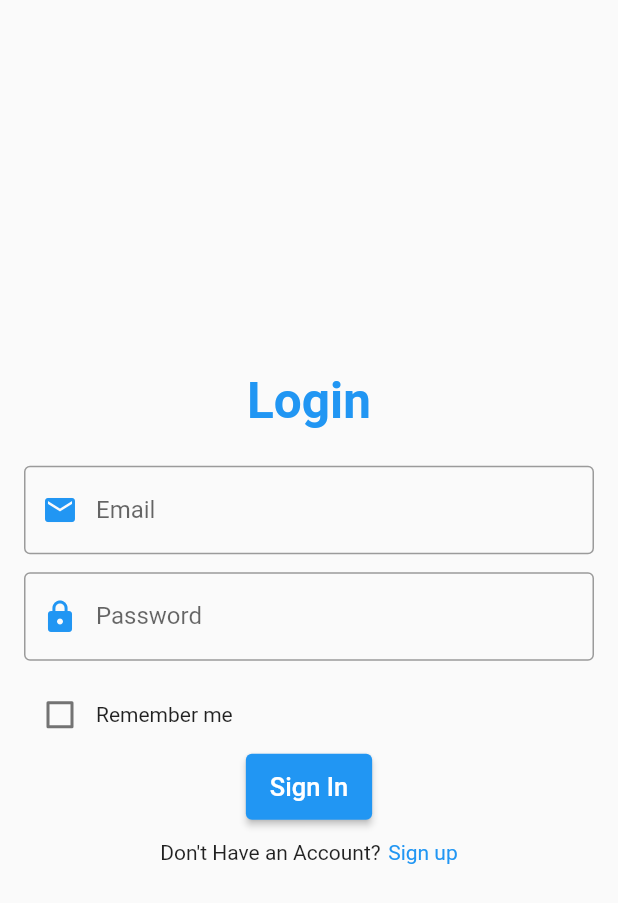
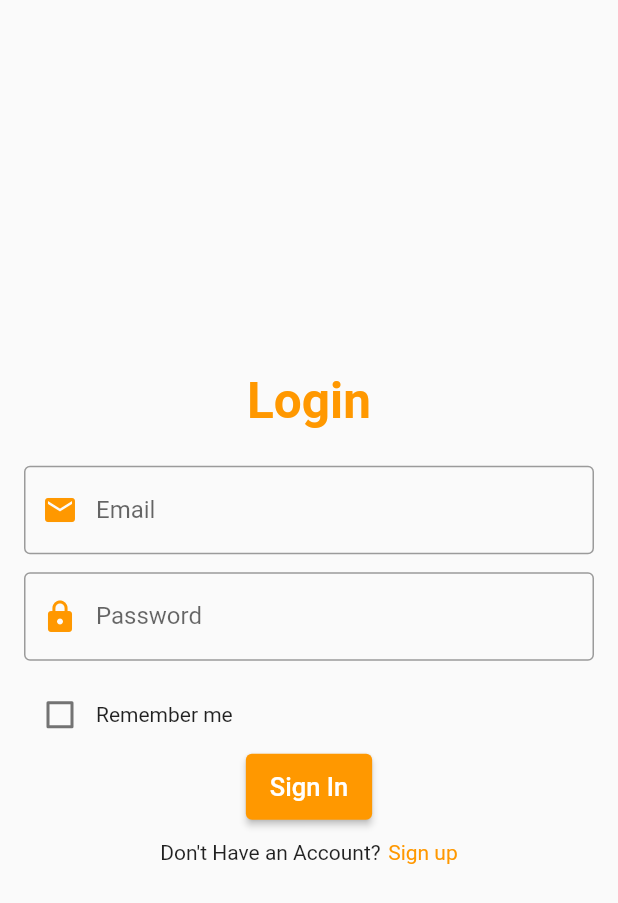
Before and after one commit to Rukhsar-Nisar/Mad-project, a Flutter app: the MyHomePage screen opened directly, after a tap on "Continue", on a phone screen of 412 x 824 dp. Shown: the top 903 px of the screen. Run offline on Flutter 3.47's test engine with Material 2 defaults, Android fonts, the phone set to English and light mode, and no system bars; our stand-ins replace carousel_slider, google_fonts, hexcolor, iconsax.

Commit message:
signin signup added

```diff
--- a/lib/auth/signIn.dart
+++ b/lib/auth/signIn.dart
@@ -3,9 +3,8 @@ import 'package:flutter/material.dart';
 import 'package:sample_project/screen_one/home.dart';
 
 class SignIn extends StatefulWidget {
-  final String title;
 
-  const SignIn({Key? key, required this.title}) : super(key: key);
+  const SignIn({Key? key}) : super(key: key);
 
   @override
   _SignInState createState() => _SignInState();
@@ -37,7 +36,7 @@ class _SignInState extends State<SignIn> {
                 style: TextStyle(
                   fontWeight: FontWeight.bold,
                   fontSize: textSize + 15,
-                  color: Colors.blue,
+                  color: Colors.orange,
                 ),
               ),
               const SizedBox(height: 24),
@@ -47,7 +46,7 @@ class _SignInState extends State<SignIn> {
                   labelText: 'Email',
                   prefixIcon: Icon(
                     Icons.email,
-                    color: Colors.blue,
+                    color: Colors.orange,
                   ),
                 ),
                 onChanged: (text) {
@@ -63,7 +62,7 @@ class _SignInState extends State<SignIn> {
                   labelText: 'Password',
                   prefixIcon: Icon(
                     Icons.lock,
-                    color: Colors.blue,
+                    color: Colors.orange,
                   ),
                 ),
                 obscureText: true,
@@ -94,7 +93,7 @@ class _SignInState extends State<SignIn> {
                  MaterialPageRoute(builder: (context) => const Home()),
             );                       },
                 style: ElevatedButton.styleFrom(
-                  backgroundColor: Colors.blue,
+                  backgroundColor: Colors.orange,
                   foregroundColor: Colors.white,
                   padding: buttonPadding,
                 ),
@@ -115,9 +114,11 @@ class _SignInState extends State<SignIn> {
                     // style: TextStyle(fontSize: textSize + 5),
                   ),
                   SizedBox(width: 5), // Add some space between the two texts
-                  Text(
-                    "Sign up",
-                    style: TextStyle(color: Colors.blue),
+                  InkWell(
+                    child: Text(
+                      "Sign up",
+                      style: TextStyle(color: Colors.orange),
+                    ),
                   ),
                   SizedBox(height: 12),
                 ],
--- a/lib/auth/signUp.dart
+++ b/lib/auth/signUp.dart
@@ -48,7 +48,7 @@ class _MyHomePageState extends State<MyHomePage> {
                 style: TextStyle(
                   fontWeight: FontWeight.bold,
                   fontSize: 36,
-                  color: Colors.blue, // Change text color to blue
+                  color: Colors.orange, // Change text color to blue
                 ),
               ),
               const SizedBox(height: 24), // Add space
@@ -74,7 +74,7 @@ class _MyHomePageState extends State<MyHomePage> {
                   labelText: 'Name',
                   prefixIcon: Icon(
                     Icons.person,
-                    color: Colors.blue, // Change icon color to blue
+                    color: Colors.orange, // Change icon color to blue
                   ),
                 ),
                 onChanged: (text) {
@@ -90,7 +90,7 @@ class _MyHomePageState extends State<MyHomePage> {
                   labelText: 'Password',
                   prefixIcon: Icon(
                     Icons.lock,
-                    color: Colors.blue, // Change icon color to blue
+                    color: Colors.orange, // Change icon color to blue
                   ),
                 ),
                 obscureText: true, // Hide password text
@@ -107,7 +107,7 @@ class _MyHomePageState extends State<MyHomePage> {
                   labelText: 'Date Of Birth',
                   prefixIcon: Icon(
                     Icons.calendar_month,
-                    color: Colors.blue, // Change icon color to blue
+                    color: Colors.orange, // Change icon color to blue
                   ),
                 ),
                 onChanged: (text) {
@@ -122,11 +122,11 @@ class _MyHomePageState extends State<MyHomePage> {
                 onPressed: () {
                      Navigator.push(
                 context,
-                 MaterialPageRoute(builder: (context) => const SignIn(title: '',)),
+                 MaterialPageRoute(builder: (context) => const SignIn()),
             );
                 },
                 style: ElevatedButton.styleFrom(
-                  backgroundColor: Colors.blue, // Button background color
+                  backgroundColor: Colors.orange, // Button background color
                   foregroundColor: Colors.white,
                 ),
                 child: Text(
--- a/lib/splashScreens/screen1.dart
+++ b/lib/splashScreens/screen1.dart
@@ -3,20 +3,20 @@ import 'package:hexcolor/hexcolor.dart';
 import 'package:sample_project/themes/color.dart';
 import 'screen2.dart';
 
-void main() {
-  runApp(const MyApp());
-}
+// void main() {
+//   runApp(const MyApp());
+// }
 
-class MyApp extends StatelessWidget {
-  const MyApp({Key? key}) : super(key: key);
+// class MyApp extends StatelessWidget {
+//   const MyApp({Key? key}) : super(key: key);
 
-  @override
-  Widget build(BuildContext context) {
-    return const MaterialApp(
-      debugShowCheckedModeBanner: false,
-    );
-  }
-}
+//   @override
+//   Widget build(BuildContext context) {
+//     return const MaterialApp(
+//       debugShowCheckedModeBanner: false,
+//     );
+//   }
+// }
 
 class Screen1 extends StatefulWidget {
   const Screen1({super.key});
--- a/lib/splashScreens/screen2.dart
+++ b/lib/splashScreens/screen2.dart
@@ -3,21 +3,21 @@ import 'package:hexcolor/hexcolor.dart';
 import 'package:sample_project/themes/color.dart';
 import 'screen3.dart';
 
-void main() {
-  runApp(const MyApp());
-}
+// void main() {
+//   runApp(const MyApp());
+// }
 
-class MyApp extends StatelessWidget {
-  const MyApp({Key? key}) : super(key: key);
+// class MyApp extends StatelessWidget {
+//   const MyApp({Key? key}) : super(key: key);
 
-  @override
-  Widget build(BuildContext context) {
-    return MaterialApp(
-      debugShowCheckedModeBanner: false,
-      home: Screen2(),
-    );
-  }
-}
+//   @override
+//   Widget build(BuildContext context) {
+//     return MaterialApp(
+//       debugShowCheckedModeBanner: false,
+//       home: Screen2(),
+//     );
+//   }
+// }
 
 // ignore: must_be_immutable
 class Screen2 extends StatelessWidget {
```
Also changed, not shown: lib/splashScreens/screen3.dart (+17 -15 lines).
